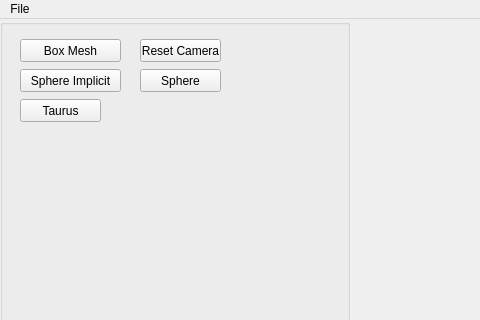
This is AppTinyMesh/UI/interface.ui in Thomas-aub/TinyMeshClem as Qt 5 draws it before an edit; both pictures show x 0 to 480 and y 0 to 320 of the 1200 by 1000 pixel window. The edited form follows.
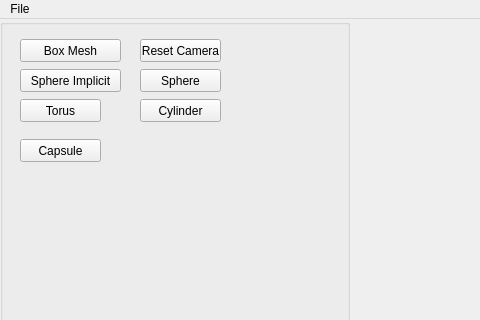
This is the edited form.

Diff of the .ui file:
```diff
--- a/AppTinyMesh/UI/interface.ui
+++ b/AppTinyMesh/UI/interface.ui
@@ -174,7 +174,55 @@
 &lt;p style=&quot; margin-top:0px; margin-bottom:0px; margin-left:0px; margin-right:0px; -qt-block-indent:0; text-indent:0px;&quot;&gt;&lt;span style=&quot; font-style:italic; color:#aa00ff;&quot;&gt;Create Eurographics 1996 Bear&lt;/span&gt;&lt;/p&gt;&lt;/body&gt;&lt;/html&gt;</string>
        </property>
        <property name="text">
-        <string>Taurus</string>
+        <string>Torus</string>
+       </property>
+       <property name="checkable">
+        <bool>false</bool>
+       </property>
+      </widget>
+      <widget class="QPushButton" name="cylinderMesh">
+       <property name="geometry">
+        <rect>
+         <x>140</x>
+         <y>80</y>
+         <width>81</width>
+         <height>23</height>
+        </rect>
+       </property>
+       <property name="toolTip">
+        <string>&lt;!DOCTYPE HTML PUBLIC &quot;-//W3C//DTD HTML 4.0//EN&quot; &quot;http://www.w3.org/TR/REC-html40/strict.dtd&quot;&gt;
+&lt;html&gt;&lt;head&gt;&lt;meta name=&quot;qrichtext&quot; content=&quot;1&quot; /&gt;&lt;style type=&quot;text/css&quot;&gt;
+p, li { white-space: pre-wrap; }
+&lt;/style&gt;&lt;/head&gt;&lt;body style=&quot; font-family:'MS Shell Dlg 2'; font-size:8pt; font-weight:400; font-style:normal;&quot;&gt;
+&lt;p style=&quot; margin-top:0px; margin-bottom:0px; margin-left:0px; margin-right:0px; -qt-block-indent:0; text-indent:0px;&quot;&gt;&lt;span style=&quot; color:#5500ff;&quot;&gt;Callback #01&lt;/span&gt;&lt;/p&gt;
+&lt;p style=&quot; margin-top:0px; margin-bottom:0px; margin-left:0px; margin-right:0px; -qt-block-indent:0; text-indent:0px;&quot;&gt;&lt;span style=&quot; font-style:italic; color:#aa00ff;&quot;&gt;Create Eurographics 1996 Bear&lt;/span&gt;&lt;/p&gt;&lt;/body&gt;&lt;/html&gt;</string>
+       </property>
+       <property name="text">
+        <string>Cylinder</string>
+       </property>
+       <property name="checkable">
+        <bool>false</bool>
+       </property>
+      </widget>
+      <widget class="QPushButton" name="capsuleMesh">
+       <property name="geometry">
+        <rect>
+         <x>20</x>
+         <y>120</y>
+         <width>81</width>
+         <height>23</height>
+        </rect>
+       </property>
+       <property name="toolTip">
+        <string>&lt;!DOCTYPE HTML PUBLIC &quot;-//W3C//DTD HTML 4.0//EN&quot; &quot;http://www.w3.org/TR/REC-html40/strict.dtd&quot;&gt;
+&lt;html&gt;&lt;head&gt;&lt;meta name=&quot;qrichtext&quot; content=&quot;1&quot; /&gt;&lt;style type=&quot;text/css&quot;&gt;
+p, li { white-space: pre-wrap; }
+&lt;/style&gt;&lt;/head&gt;&lt;body style=&quot; font-family:'MS Shell Dlg 2'; font-size:8pt; font-weight:400; font-style:normal;&quot;&gt;
+&lt;p style=&quot; margin-top:0px; margin-bottom:0px; margin-left:0px; margin-right:0px; -qt-block-indent:0; text-indent:0px;&quot;&gt;&lt;span style=&quot; color:#5500ff;&quot;&gt;Callback #01&lt;/span&gt;&lt;/p&gt;
+&lt;p style=&quot; margin-top:0px; margin-bottom:0px; margin-left:0px; margin-right:0px; -qt-block-indent:0; text-indent:0px;&quot;&gt;&lt;span style=&quot; font-style:italic; color:#aa00ff;&quot;&gt;Create Eurographics 1996 Bear&lt;/span&gt;&lt;/p&gt;&lt;/body&gt;&lt;/html&gt;</string>
+       </property>
+       <property name="text">
+        <string>Capsule</string>
        </property>
        <property name="checkable">
         <bool>false</bool>
```
Left out of the diff: 2 changed lines with no effect on the pictures.
